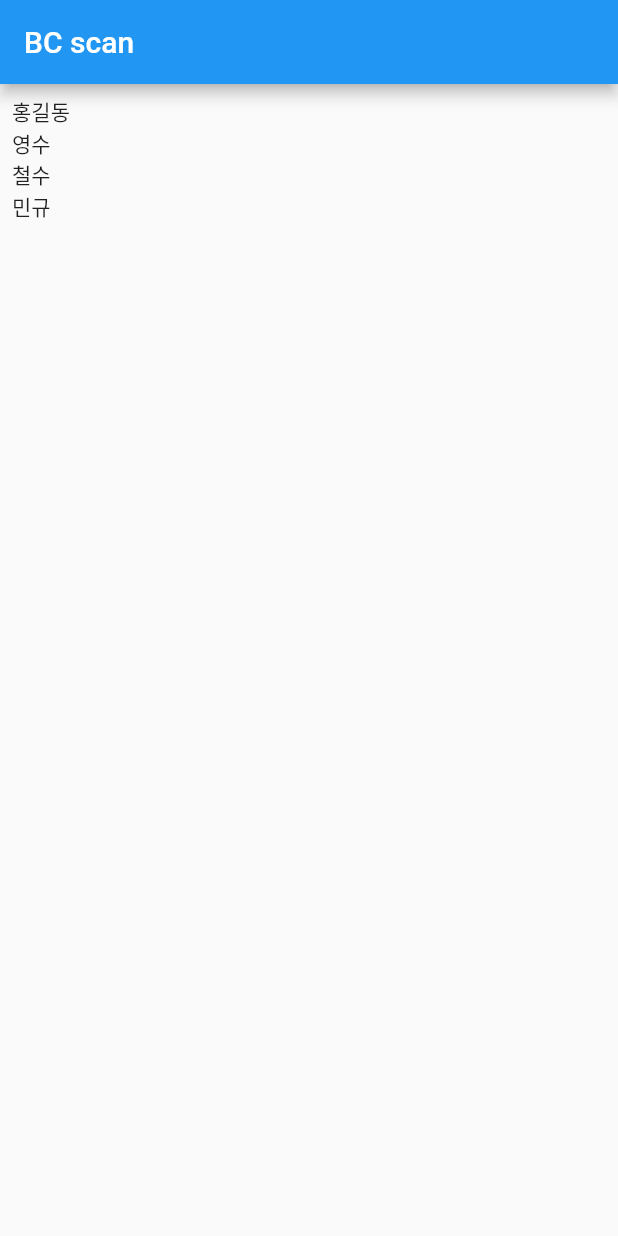
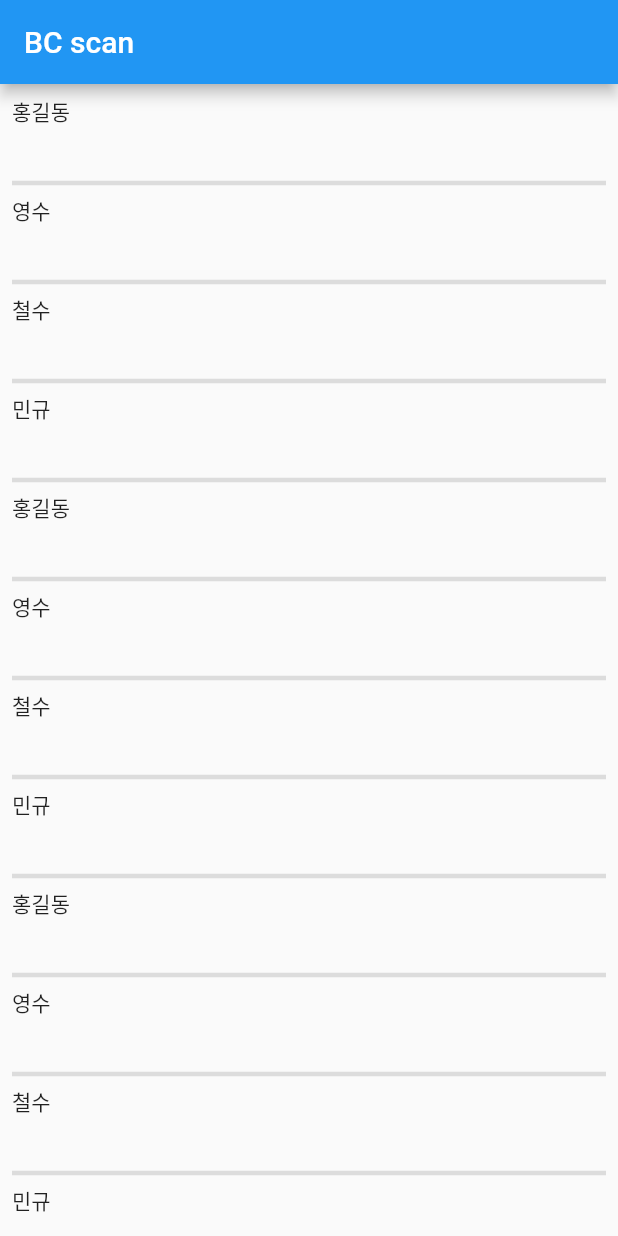
Before and after one commit to arror1784/business_card_scan_flutter, a Flutter app: the screen it shows after launch, on a phone screen of 412 x 824 dp. Run offline on Flutter 3.47's test engine with Material 2 defaults, Android fonts, the phone set to English and light mode, and no system bars.

Commit message:
update list

```diff
--- a/lib/bc_list_widget.dart
+++ b/lib/bc_list_widget.dart
@@ -11,7 +11,15 @@ class BCListWidget extends StatefulWidget {
 
 class _BCListWidgetState extends State<BCListWidget> {
 
-  List<dynamic> bcs = [
+  final List<dynamic> _bcs = [
+    "홍길동",
+    "영수",
+    "철수",
+    "민규",
+    "홍길동",
+    "영수",
+    "철수",
+    "민규",
     "홍길동",
     "영수",
     "철수",
@@ -20,12 +28,17 @@ class _BCListWidgetState extends State<BCListWidget> {
 
   @override
   Widget build(BuildContext context) {
-    return ListView.builder(
+    return ListView.separated(
       padding: const EdgeInsets.all(8),
-      itemCount: bcs.length,
+      itemCount: _bcs.length,
       itemBuilder: (BuildContext context, int index) {
-      return Text(bcs[index]);
-      }
+        return Container(
+          height: 50,
+          child: Text(_bcs[index]),
+        );
+      },
+      separatorBuilder: (BuildContext context, int index) =>
+            	const Divider(thickness: 3),
     );
   }
 }
```
